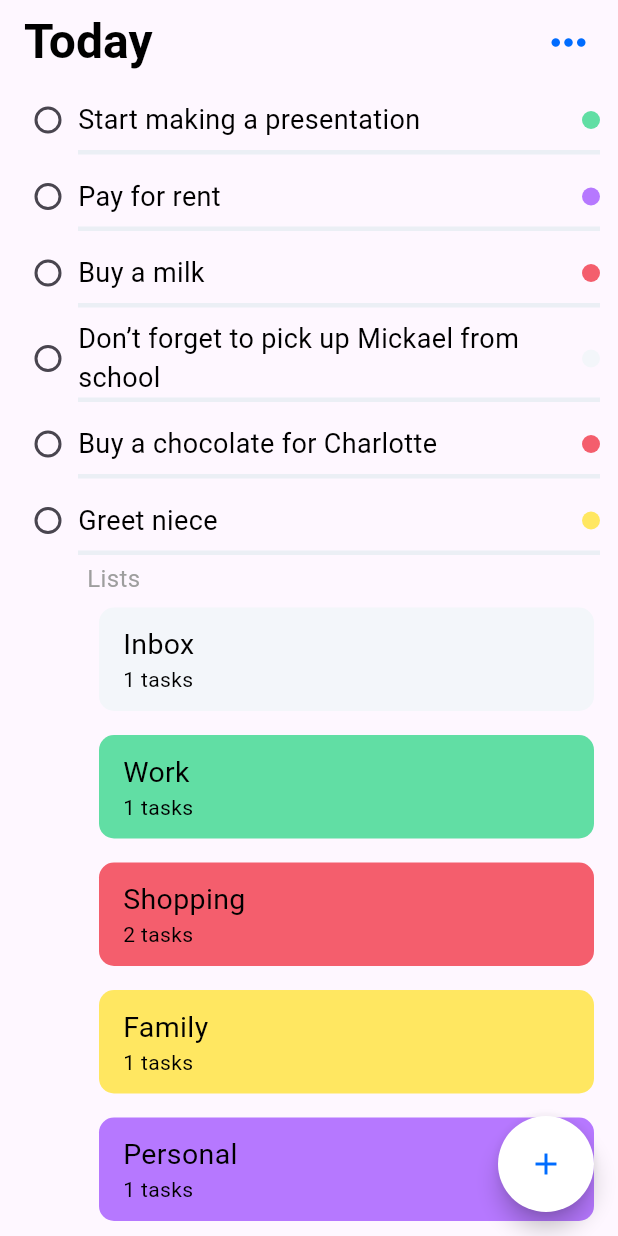
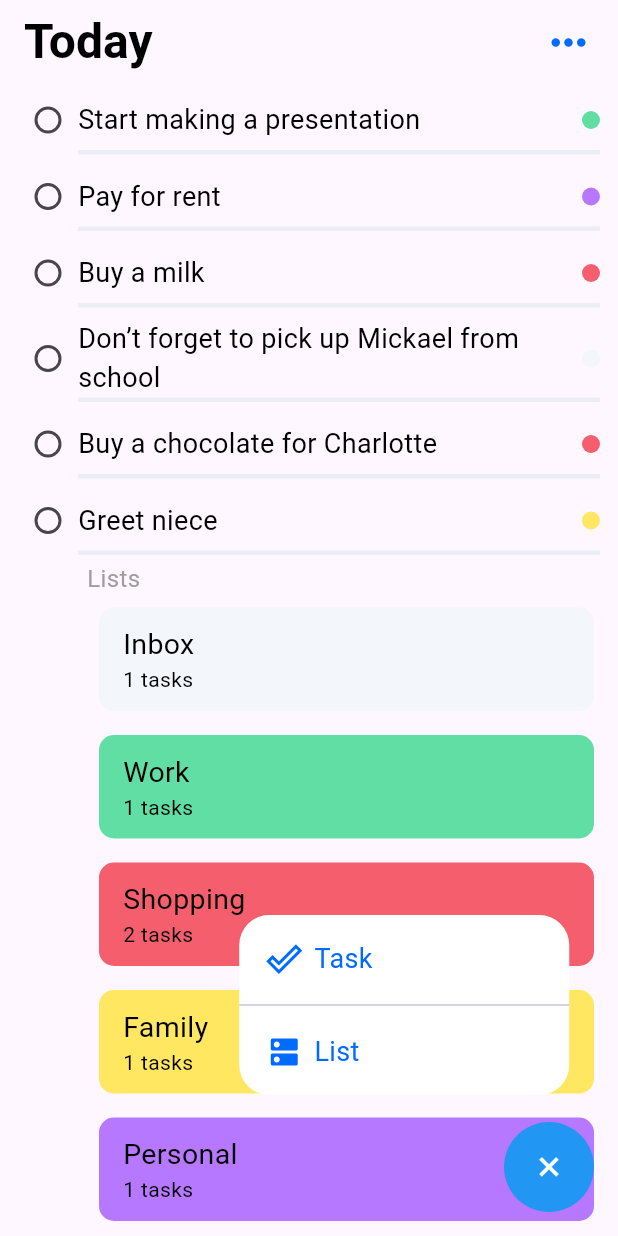
Before and after one commit to BekirovaMavile/tasker_todo_flutter, a Flutter app: the screen it shows after launch, after a tap on the "add" icon, on a phone screen of 412 x 824 dp. Run offline on Flutter 3.47's test engine with Material 3 defaults, Android fonts, the phone set to English and light mode, and no system bars.

Commit message:
Floating Action Button

```diff
--- a/lib/ui/screens/list_screen.dart
+++ b/lib/ui/screens/list_screen.dart
@@ -1,6 +1,6 @@
 import 'package:flutter/material.dart';
+import 'package:todo_app_flutter/ui/widgets/floating_action_button.dart';
 import 'package:todo_app_flutter/ui/widgets/lists.dart';
-import 'package:todo_app_flutter/ui/widgets/quick_action_menu.dart';
 import 'package:todo_app_flutter/ui_kit/_ui_kit.dart';
 import '../../data/_data.dart';
 import '../widgets/coloredDot.dart';
@@ -87,22 +87,18 @@ class _ListScreenState extends State<ListScreen> {
           ),
         ),
       ),
-      // floatingActionButton: QuickActionMenu(onTap: () {
-      // },
-      //   icon: Icons.add,
-      //   backgroundColor: Colors.blue,
-      //   child: Container()),
       floatingActionButtonLocation: FloatingActionButtonLocation.endFloat,
-      floatingActionButton: SizedBox(
-        height: 64,
-        width: 64,
-        child: FloatingActionButton(
-          backgroundColor: Colors.white,
-          onPressed: () {},
-          shape: const CircleBorder(),
-          child: const Icon(Icons.add, color: LightThemeColor.blue,),
-        ),
-      ),
+      floatingActionButton: FloatingButton(),
+      // floatingActionButton: SizedBox(
+      //   height: 64,
+      //   width: 64,
+      //   child: FloatingActionButton(
+      //     backgroundColor: Colors.white,
+      //     onPressed: () {},
+      //     shape: const CircleBorder(),
+      //     child: const Icon(Icons.add, color: LightThemeColor.blue,),
+      //   ),
+      // ),
     );
   }
 
--- a/lib/ui/widgets/floating_action_button.dart
+++ b/lib/ui/widgets/floating_action_button.dart
@@ -1,96 +1,157 @@
+import 'dart:math';
+
 import 'package:flutter/material.dart';
-import 'package:todo_app_flutter/ui/widgets/quick_action_icon.dart';
 
-class FloatingActionButtons extends StatefulWidget {
-  final Function() open;
-  final Function() close;
-  final Function() onTap;
-  final bool isOpen;
-  final IconData icon;
-  final Color backgroundColor;
-
-  const FloatingActionButtons({
-    super.key,
-    required this.open,
-    required this.close,
-    required this.onTap,
-    required this.isOpen,
-    required this.icon,
-    required this.backgroundColor
-  });
+class FloatingButton extends StatefulWidget {
+  const FloatingButton({super.key});
 
   @override
-  State<FloatingActionButtons> createState() => _FloatingActionButtonsState();
+  State<FloatingButton> createState() => _FloatingButtonState();
 }
 
-class _FloatingActionButtonsState extends State<FloatingActionButtons> {
-  final _duration = const Duration(microseconds: 200);
-  var _isPressed = false;
+class _FloatingButtonState extends State<FloatingButton>
+    with SingleTickerProviderStateMixin {
+  bool toggle = true;
+  late AnimationController _controller;
+  late Animation<double> _opacityAnimation;
+  late Animation<double> _sizeAnimation;
 
-  _pressDown(){
-    setState(() {
-      _isPressed = true;
-    });
-  }
+  @override
+  void initState() {
+    super.initState();
+    _controller = AnimationController(
+      vsync: this,
+      duration: const Duration(milliseconds: 350),
+      reverseDuration: const Duration(milliseconds: 275),
+    );
 
-  _pressUp(){
-    setState(() {
-      _isPressed = false;
+    _opacityAnimation = Tween<double>(begin: 0.0, end: 1.0).animate(_controller);
+    _sizeAnimation = Tween<double>(begin: 0.0, end: 1.0).animate(_controller);
+
+    _controller.addListener(() {
+      setState(() {});
     });
   }
 
   @override
+  void dispose() {
+    _controller.dispose();
+    super.dispose();
+  }
+
+  Alignment alignment1 = const Alignment(0.3, -0.4);
+  double size1 = 100.0;
+
+  @override
   Widget build(BuildContext context) {
-    return GestureDetector(
-      onTapDown: (_) => _pressDown(),
-      onTapUp: (_) => _pressUp(),
-      onTapCancel: () => _pressUp(),
-      onTap: () => widget.isOpen ? widget.close() : widget.onTap(),
-      onLongPress: () {
-        if(!widget.isOpen) {
-          widget.open();
-          _pressUp();
-        }
-      },
-      child: AnimatedScale(
-        scale: _isPressed || widget.isOpen ? 0.8 : 1,
-        duration: _duration,
-        child: Container(
-          decoration: const BoxDecoration(
-            boxShadow: [
-              BoxShadow(
-                blurRadius: 2,
-                offset: Offset(0, 2),
-                color: Colors.black26,
+    return Container(
+      height: 250,
+      width: 250,
+      child: Stack(
+        children: [
+          AnimatedAlign(
+            duration: toggle
+                ? const Duration(milliseconds: 275)
+                : const Duration(milliseconds: 875),
+            alignment: alignment1,
+            curve: toggle ? Curves.easeIn : Curves.elasticOut,
+            child: AnimatedOpacity(
+              duration: const Duration(milliseconds: 275),
+              opacity: toggle ? 0.0 : 1.0,
+              child: Container(
+                width: 220,
+                height: 120,
+                decoration: BoxDecoration(
+                  color: Colors.white,
+                  borderRadius: BorderRadius.circular(20),
+                ),
+                child: _contentButton(),
               ),
-            ],
+            ),
           ),
-          child: Stack(
+          Align(
+            alignment: Alignment.bottomRight,
+            child: Transform.rotate(
+              angle: _sizeAnimation.value * pi * (3 / 4),
+              child: AnimatedContainer(
+                duration: const Duration(milliseconds: 375),
+                curve: Curves.easeOut,
+                height: toggle ? 70 : 60,
+                width: toggle ? 70 : 60,
+                decoration: BoxDecoration(
+                  color: toggle ? Colors.white : Colors.blue,
+                  borderRadius: BorderRadius.circular(60),
+                ),
+                child: Material(
+                  color: Colors.transparent,
+                  child: IconButton(
+                    onPressed: () {
+                      setState(() {
+                        if (toggle) {
+                          toggle = !toggle;
+                          _controller.forward();
+                          Future.delayed(const Duration(milliseconds: 10), () {
+                            alignment1 = const Alignment(-0.1, -0.2);
+                          });
+                        } else {
+                          toggle = !toggle;
+                          _controller.reverse();
+                          alignment1 = const Alignment(0.3, -0.4);
+                        }
+                      });
+                    },
+                    icon: Icon(
+                      Icons.add,
+                      size: 27,
+                      color: !toggle ? Colors.white : Colors.blue,
+                    ),
+                  ),
+                ),
+              ),
+            ),
+          ),
+        ],
+      ),
+    );
+  }
+
+
+  Widget _contentButton() {
+    return const Column(
+      mainAxisAlignment: MainAxisAlignment.center,
+      children: [
+        Padding(
+          padding: EdgeInsets.only(left: 18, bottom: 10),
+          child: Row(
             children: [
-              QuickActionIcon(
-                  icon: Icon(
-                    Icons.close_rounded,
-                    color: widget.backgroundColor,
-                    size: 24,
+              Icon(Icons.done_outline, color: Color(0xFF006CFF)),
+              SizedBox(width: 8),
+              Text("Task",
+                  style: TextStyle(
+                      fontSize: 18,
+                      color: Color(0xFF006CFF),
                   ),
-                  backgroundColor: Colors.white
-              ),
-              AnimatedOpacity(
-                opacity: widget.isOpen ? 0 : 1,
-                duration: _duration,
-                child: QuickActionIcon(
-                    icon: Icon(
-                      widget.icon,
-                      color: Colors.white,
-                      size: 24,
-                    ),
-                    backgroundColor: widget.backgroundColor,
-                ),
               ),
             ],
           ),
         ),
-      ),
+        Divider(),
+        Padding(
+          padding: EdgeInsets.only(left: 18, top: 10),
+          child: Row(
+            children: [
+              Icon(Icons.dns, color: Color(0xFF006CFF)),
+              SizedBox(width: 8),
+              Text("List",
+                  style: TextStyle(
+                    fontSize: 18,
+                    color: Color(0xFF006CFF),
+                  ),
+              ),
+            ],
+          ),
+        ),
+      ],
     );
   }
 }
--- a/pubspec.yaml
+++ b/pubspec.yaml
@@ -60,8 +60,8 @@ flutter:
   uses-material-design: true
 
   # To add assets to your application, add an assets section, like this:
-  # assets:
-  #   - images/a_dot_burr.jpeg
+assets:
+     - assets/images/
   #   - images/a_dot_ham.jpeg
 
   # An image asset can refer to one or more resolution-specific "variants", see
```
Also changed, not shown: lib/ui/widgets/quick_action_icon.dart (deleted, +0 -23 lines), lib/ui/widgets/quick_action_menu.dart (deleted, +0 -58 lines), assets/images/Lists.png (added), assets/images/task.png (added).
